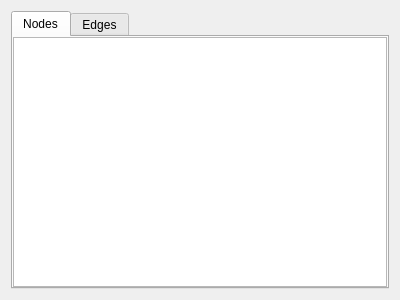
Before: the Qt Designer form plugins/view/spreadsheet/SpreadViewWidget.ui in jalamao/tulip-1, drawn with Qt 5.
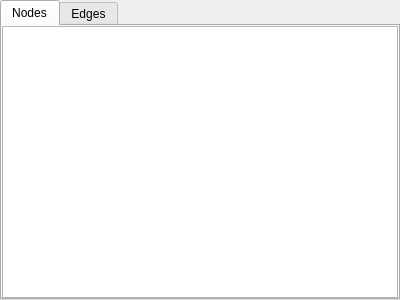
After: the same form once the commit is applied. Custom widgets are drawn as their Qt base class.

Diff of the .ui file:
```diff
--- a/plugins/view/spreadsheet/SpreadViewWidget.ui
+++ b/plugins/view/spreadsheet/SpreadViewWidget.ui
@@ -14,6 +14,12 @@
    <string>Form</string>
   </property>
   <layout class="QVBoxLayout" name="verticalLayout">
+   <property name="spacing">
+    <number>0</number>
+   </property>
+   <property name="margin">
+    <number>0</number>
+   </property>
    <item>
     <widget class="QTabWidget" name="tabWidget">
      <property name="currentIndex">
```
